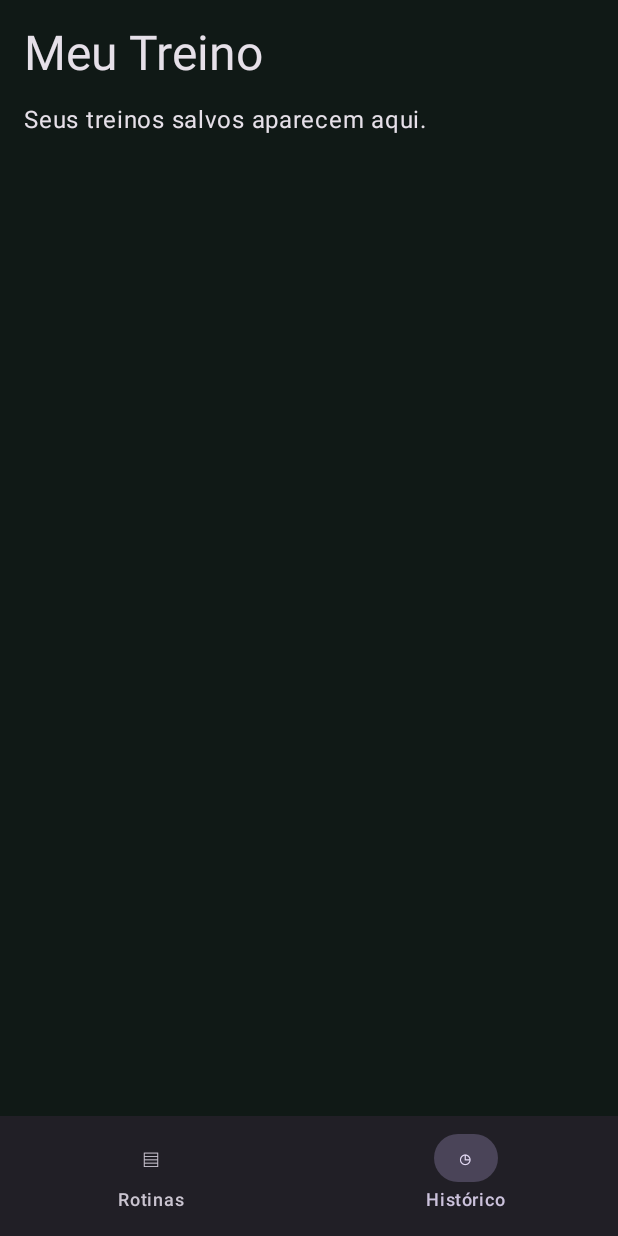
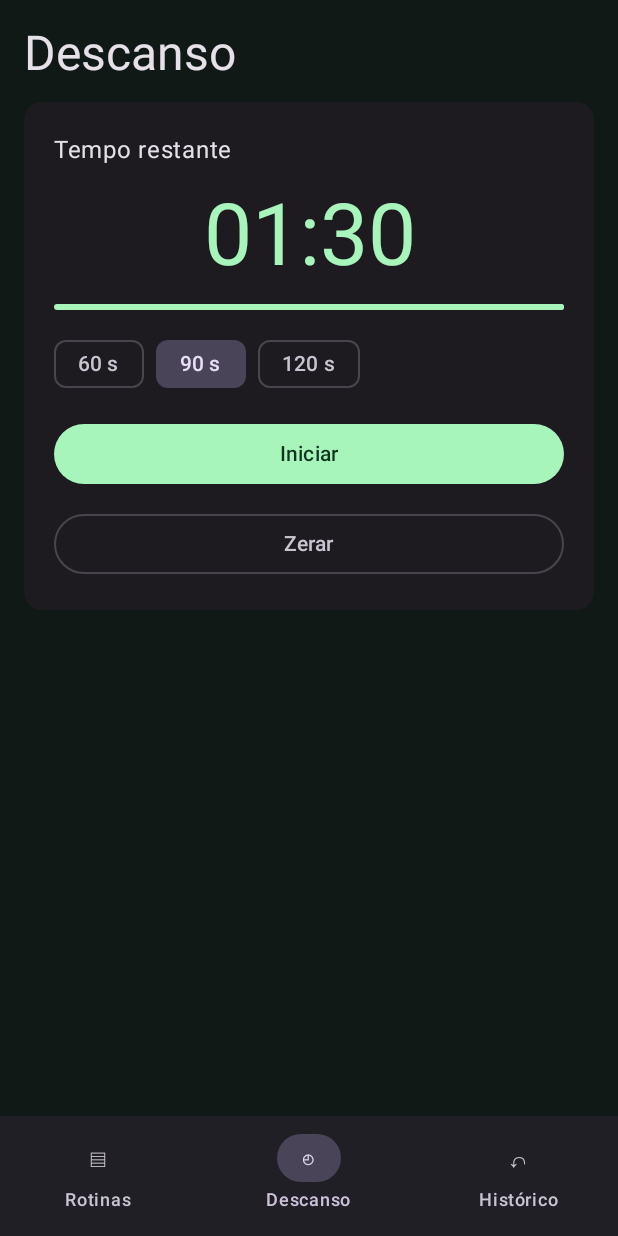
Before and after one commit to lucasdossantosxl-cyber/app-gym, an Android app built with Jetpack Compose: the screen it shows after launch (MainActivity), item 2 of the bottom bar chosen, on a phone screen of 412 x 824 dp. Run offline under Robolectric (Android 15) with nearby library versions, the phone set to English and light mode, and no system bars; our stand-ins replace Room's generated code.

Commit message:
Melhora registro, descanso e distribuição do Meu Treino

```diff
--- a/app/build.gradle.kts
+++ b/app/build.gradle.kts
@@ -12,8 +12,8 @@ android {
         applicationId = "br.com.meutreino"
         minSdk = 26
         targetSdk = 34
-        versionCode = 1
-        versionName = "1.0"
+        versionCode = 2
+        versionName = "1.1"
         testInstrumentationRunner = "androidx.test.runner.AndroidJUnitRunner"
     }
     buildFeatures { compose = true }
--- a/app/src/main/java/br/com/meutreino/MainActivity.kt
+++ b/app/src/main/java/br/com/meutreino/MainActivity.kt
@@ -26,6 +26,7 @@ import java.util.Date
 import java.util.Locale
 import kotlinx.coroutines.CancellationException
 import kotlinx.coroutines.launch
+import kotlinx.coroutines.delay
 
 class MainActivity : ComponentActivity() {
     override fun onCreate(savedInstanceState: Bundle?) {
@@ -51,6 +52,8 @@ data class WorkoutDraft(
     val entries: List<Entry> = emptyList()
 )
 
+enum class Page { Routines, Rest, History }
+
 class TrainingModel(application: Application) : AndroidViewModel(application) {
     private val database = Room.databaseBuilder(application, TrainingDatabase::class.java, "training.db").build()
     private val dao = database.trainingDao()
@@ -58,7 +61,8 @@ class TrainingModel(application: Application) : AndroidViewModel(application) {
     val workouts = dao.workouts()
     var routineDraft by mutableStateOf<RoutineDraft?>(null)
     var workoutDraft by mutableStateOf<WorkoutDraft?>(null)
-    var history by mutableStateOf(false)
+    var page by mutableStateOf(Page.Routines)
+    val timer = RestTimer()
     var busy by mutableStateOf(false)
         private set
     var error by mutableStateOf("")
@@ -89,10 +93,10 @@ class TrainingModel(application: Application) : AndroidViewModel(application) {
 
     fun save(draft: RoutineDraft) {
         if (draft.name.isBlank() || draft.exercises.isEmpty() || draft.exercises.any {
-            it.name.isBlank() || (!it.cardio && (it.unit.isBlank() || (it.sets.toIntOrNull() ?: 0) !in 1..100 ||
+            it.name.isBlank() || (!it.cardio && (it.unit.isBlank() || !it.validIncrement() || (it.sets.toIntOrNull() ?: 0) !in 1..100 ||
                 (it.target.isNotBlank() && (it.target.toIntOrNull() ?: 0) < 1)))
         }) {
-            error = "Preencha o nome, os exercícios e a quantidade de séries (1 a 100)."
+            error = "Confira os nomes, as séries (1 a 100), a meta e o incremento de carga."
             return
         }
         persist { dao.save(Routine(draft.id, draft.name.trim(), draft.exercises.map {
@@ -107,16 +111,16 @@ class TrainingModel(application: Application) : AndroidViewModel(application) {
         }.filter { it.sets.isNotEmpty() }
         if (draft.name.isBlank() || entries.isEmpty() || entries.any { entry ->
             entry.exercise.name.isBlank() || (!entry.exercise.cardio &&
-                (entry.exercise.unit.isBlank() || (entry.exercise.target.isNotBlank() &&
+                (entry.exercise.unit.isBlank() || !entry.exercise.validIncrement() || (entry.exercise.target.isNotBlank() &&
                     (entry.exercise.target.toIntOrNull() ?: 0) < 1))) ||
                 entry.sets.any { !it.valid(entry.exercise.cardio) }
         }) {
-            error = "Informe o nome do treino e complete os registros. Use duração em minutos ou carga e repetições."
+            error = "Confira os nomes, as séries, o incremento de carga e a duração do cardio."
             return
         }
         persist {
             dao.save(Workout(draft.id, draft.routineId, draft.name.trim(), draft.date, entries.encodeEntries()))
-            history = true
+            page = Page.History
         }
     }
 
@@ -158,17 +162,29 @@ private fun List<Workout>.previous(exercise: Exercise, draft: WorkoutDraft): Ent
                 (saved.id == exercise.id || saved.name.equals(exercise.name.trim(), true))
         }
 
+private fun Exercise.validIncrement() =
+    increment.isBlank() || increment.decimal()?.let { it.signum() > 0 } == true
+
 @Composable
 private fun TrainingApp(model: TrainingModel) {
     val routines by model.routines.collectAsStateWithLifecycle(initialValue = emptyList())
     val workouts by model.workouts.collectAsStateWithLifecycle(initialValue = emptyList())
     val routine = model.routineDraft
     val workout = model.workoutDraft
-    val editing = routine != null || workout != null
+    val editing = model.page != Page.Rest && (routine != null || workout != null)
+    LaunchedEffect(model.timer.running) {
+        while (model.timer.running) {
+            model.timer.tick()
+            delay(100)
+        }
+    }
     val focus = LocalFocusManager.current
     var confirmExit by remember { mutableStateOf(false) }
     val requestExit = { focus.clearFocus(); confirmExit = true }
     BackHandler(editing && !model.busy, onBack = requestExit)
+    BackHandler(model.page == Page.Rest && (routine != null || workout != null)) {
+        model.page = if (workout != null && workout.id != 0L) Page.History else Page.Routines
+    }
     if (confirmExit) {
         AlertDialog(onDismissRequest = { confirmExit = false },
             title = { Text("Sair da edição?") },
@@ -185,32 +201,49 @@ private fun TrainingApp(model: TrainingModel) {
         bottomBar = {
             if (!editing) {
                 NavigationBar {
-                    NavigationBarItem(selected = !model.history, onClick = { model.history = false },
-                        icon = { Text("▤") }, label = { Text("Rotinas") })
-                    NavigationBarItem(selected = model.history, onClick = { model.history = true },
-                        icon = { Text("◷") }, label = { Text("Histórico") })
+                    if (routine != null || workout != null) {
+                        NavigationBarItem(selected = false, onClick = {
+                            model.page = if (workout != null && workout.id != 0L) Page.History else Page.Routines
+                        }, icon = { Text("‹") }, label = { Text("Voltar ao treino") })
+                    } else {
+                        NavigationBarItem(selected = model.page == Page.Routines, onClick = { model.page = Page.Routines },
+                            icon = { Text("▤") }, label = { Text("Rotinas") })
+                    }
+                    NavigationBarItem(selected = model.page == Page.Rest, onClick = { model.page = Page.Rest },
+                        icon = { Text("◴") }, label = { Text("Descanso") })
+                    if (routine == null && workout == null) {
+                        NavigationBarItem(selected = model.page == Page.History, onClick = { model.page = Page.History },
+                            icon = { Text("↶") }, label = { Text("Histórico") })
+                    }
                 }
             }
         }
     ) { insets ->
-        key(routine?.id, workout?.id, model.history) {
+        key(routine?.id, workout?.id, model.page) {
             Column(Modifier.padding(insets).fillMaxSize().verticalScroll(rememberScrollState()).padding(16.dp),
                 verticalArrangement = Arrangement.spacedBy(12.dp)) {
                 Text(when {
+                    model.page == Page.Rest -> "Descanso"
                     routine != null && routine.id == 0L -> "Nova rotina"
                     routine != null -> "Editar rotina"
                     workout != null && workout.id == 0L -> "Registrar treino"
                     workout != null -> "Editar registro"
+                    model.page == Page.History -> "Histórico"
                     else -> "Meu Treino"
                 }, style = MaterialTheme.typography.headlineLarge)
+                if (editing && workout != null) {
+                    OutlinedButton(enabled = !model.busy, modifier = Modifier.fillMaxWidth(),
+                        onClick = { focus.clearFocus(); model.page = Page.Rest }) { Text("Cronômetro de descanso") }
+                }
                 when {
+                    model.page == Page.Rest -> RestScreen(model.timer)
                     routine != null -> key("routine") {
                         RoutineEditor(routine) { model.routineDraft = it }
                     }
                     workout != null -> key("workout") {
                         WorkoutEditor(workout, workouts) { model.workoutDraft = it }
                     }
-                    model.history -> History(workouts, model::edit)
+                    model.page == Page.History -> History(workouts, model::edit)
                     else -> Routines(routines, model)
                 }
                 if (editing) {
@@ -230,9 +263,11 @@ private fun TrainingApp(model: TrainingModel) {
 
 @Composable
 private fun Routines(routines: List<Routine>, model: TrainingModel) {
+    Text("Seu treino, no seu ritmo", color = MaterialTheme.colorScheme.onSurfaceVariant)
     Button(onClick = { model.start() }, modifier = Modifier.fillMaxWidth()) { Text("Registrar treino avulso") }
     OutlinedButton(onClick = { model.editRoutine() }, modifier = Modifier.fillMaxWidth()) { Text("Criar rotina") }
-    if (routines.isEmpty()) Text("Crie uma rotina para reutilizar seus exercícios.")
+    Text("Minhas rotinas", style = MaterialTheme.typography.titleLarge)
+    if (routines.isEmpty()) Panel { Text("Crie uma rotina para reutilizar seus exercícios.") }
     routines.forEach { routine ->
         Panel {
             Text(routine.name, style = MaterialTheme.typography.titleLarge)
@@ -257,8 +292,7 @@ private fun History(workouts: List<Workout>, edit: (Workout) -> Unit) {
                 workout.entries.decodeEntries().forEach { entry ->
                     Text(entry.exercise.name, style = MaterialTheme.typography.titleMedium)
                     Text(entry.summary())
-                    if (entry.readyToIncrease()) Text("Meta atingida. Você pode avaliar subir a carga.",
-                        color = MaterialTheme.colorScheme.primary)
+                    ProgressHint(entry)
                 }
                 TextButton(onClick = { edit(workout) }) { Text("Editar registro") }
             }
@@ -292,12 +326,12 @@ private fun WorkoutEditor(draft: WorkoutDraft, workouts: List<Workout>, change:
             Panel {
                 val exercise = entry.exercise
                 val update = { edited: Entry -> change(draft.copy(entries = draft.entries.replacing(index, edited))) }
+                if (exercise.name.isNotBlank()) Text(exercise.name, style = MaterialTheme.typography.titleLarge)
                 ExerciseFields(exercise, showPlan = false) { update(entry.copy(exercise = it)) }
                 val previous = remember(workouts, exercise, draft.id, draft.date) { workouts.previous(exercise, draft) }
                 if (previous != null) {
                     Text("Último treino · " + previous.summary())
-                    if (previous.readyToIncrease()) Text("Meta anterior atingida. Você pode avaliar subir a carga.",
-                        color = MaterialTheme.colorScheme.primary)
+                    ProgressHint(previous.copy(exercise = exercise))
                 }
                 entry.sets.forEachIndexed { row, values ->
                     Text(if (exercise.cardio) "Atividade ${row + 1}" else "Série ${row + 1}")
@@ -335,6 +369,19 @@ private fun ExerciseFields(exercise: Exercise, showPlan: Boolean, change: (Exerc
             keyboard = KeyboardType.Number)
         Field("Meta de repetições por série (opcional)", exercise.target, { change(exercise.copy(target = it)) },
             keyboard = KeyboardType.Number)
+        Field("Incremento de carga (opcional)", exercise.increment, { change(exercise.copy(increment = it)) },
+            keyboard = KeyboardType.Decimal)
+    }
+}
+
+@Composable
+private fun ProgressHint(entry: Entry) {
+    if (!entry.readyToIncrease()) return
+    val next = entry.nextLoad()
+    Surface(color = MaterialTheme.colorScheme.primaryContainer, shape = MaterialTheme.shapes.medium) {
+        Text(if (next == null) "Meta atingida. Você pode avaliar subir a carga."
+            else "Próxima carga: $next ${entry.exercise.unit}",
+            Modifier.fillMaxWidth().padding(12.dp), color = MaterialTheme.colorScheme.onPrimaryContainer)
     }
 }
 
--- /dev/null
+++ b/app/src/main/java/br/com/meutreino/RestTimer.kt
@@ -0,0 +1,76 @@
+package br.com.meutreino
+
+import android.os.SystemClock
+import androidx.compose.foundation.layout.*
+import androidx.compose.material3.*
+import androidx.compose.runtime.*
+import androidx.compose.ui.Modifier
+import androidx.compose.ui.text.style.TextAlign
+import androidx.compose.ui.unit.dp
+import java.util.Locale
+
+class RestTimer {
+    var duration by mutableLongStateOf(90_000)
+        private set
+    var remaining by mutableLongStateOf(duration)
+        private set
+    private var endsAt by mutableLongStateOf(0)
+    val running get() = endsAt != 0L
+    var finished by mutableStateOf(false)
+        private set
+
+    fun select(seconds: Long) {
+        duration = seconds * 1000
+        reset()
+    }
+
+    fun tick() {
+        if (!running) return
+        remaining = (endsAt - SystemClock.elapsedRealtime()).coerceAtLeast(0)
+        if (remaining == 0L) {
+            endsAt = 0
+            finished = true
+        }
+    }
+
+    fun toggle() {
+        if (running) {
+            tick()
+            endsAt = 0
+        } else {
+            if (remaining == 0L) reset()
+            endsAt = SystemClock.elapsedRealtime() + remaining
+        }
+    }
+
+    fun reset() {
+        endsAt = 0
+        remaining = duration
+        finished = false
+    }
+}
+
+@Composable
+fun RestScreen(timer: RestTimer) {
+    val seconds = (timer.remaining + 999) / 1000
+    ElevatedCard(Modifier.fillMaxWidth()) {
+        Column(Modifier.fillMaxWidth().padding(20.dp), verticalArrangement = Arrangement.spacedBy(12.dp)) {
+            Text(if (timer.finished) "Descanso concluído" else "Tempo restante")
+            Text(String.format(Locale.ROOT, "%02d:%02d", seconds / 60, seconds % 60),
+                modifier = Modifier.fillMaxWidth(), style = MaterialTheme.typography.displayLarge,
+                color = MaterialTheme.colorScheme.primary, textAlign = TextAlign.Center)
+            LinearProgressIndicator(progress = { timer.remaining.toFloat() / timer.duration },
+                modifier = Modifier.fillMaxWidth())
+            Row(horizontalArrangement = Arrangement.spacedBy(8.dp)) {
+                listOf(60L, 90L, 120L).forEach { seconds ->
+                    FilterChip(selected = timer.duration == seconds * 1000,
+                        onClick = { timer.select(seconds) }, label = { Text("$seconds s") })
+                }
+            }
+            Button(onClick = timer::toggle, modifier = Modifier.fillMaxWidth()) {
+                Text(if (timer.running) "Pausar" else "Iniciar")
+            }
+            OutlinedButton(onClick = timer::reset, modifier = Modifier.fillMaxWidth()) { Text("Zerar") }
+        }
+    }
+}
```
Also changed, not shown: app/src/main/java/br/com/meutreino/Training.kt (+12 -4 lines), 4 other files.
